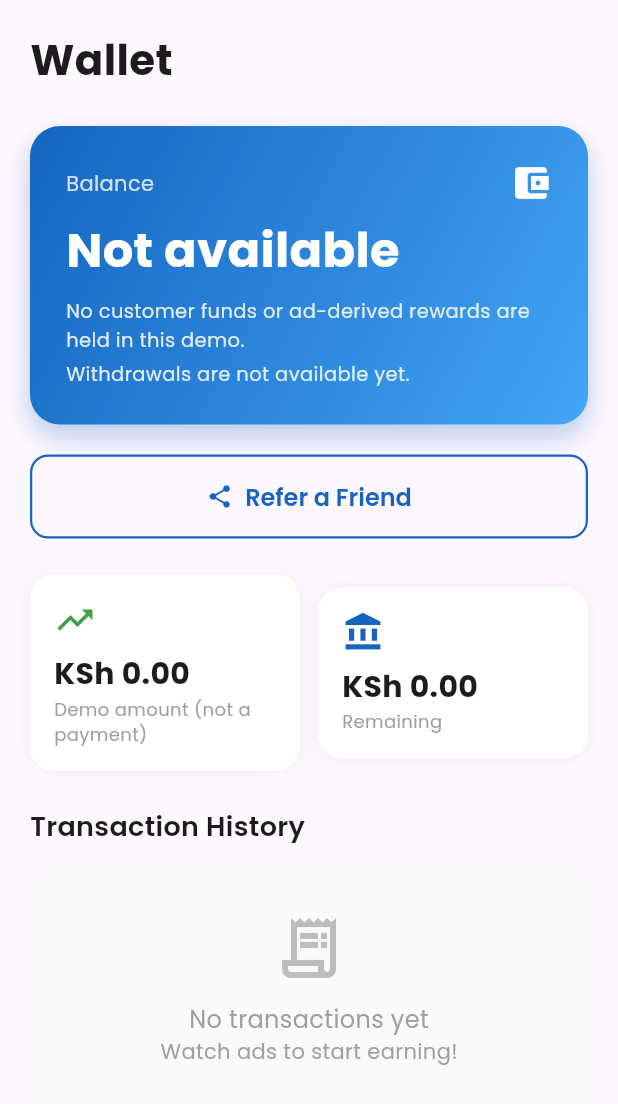
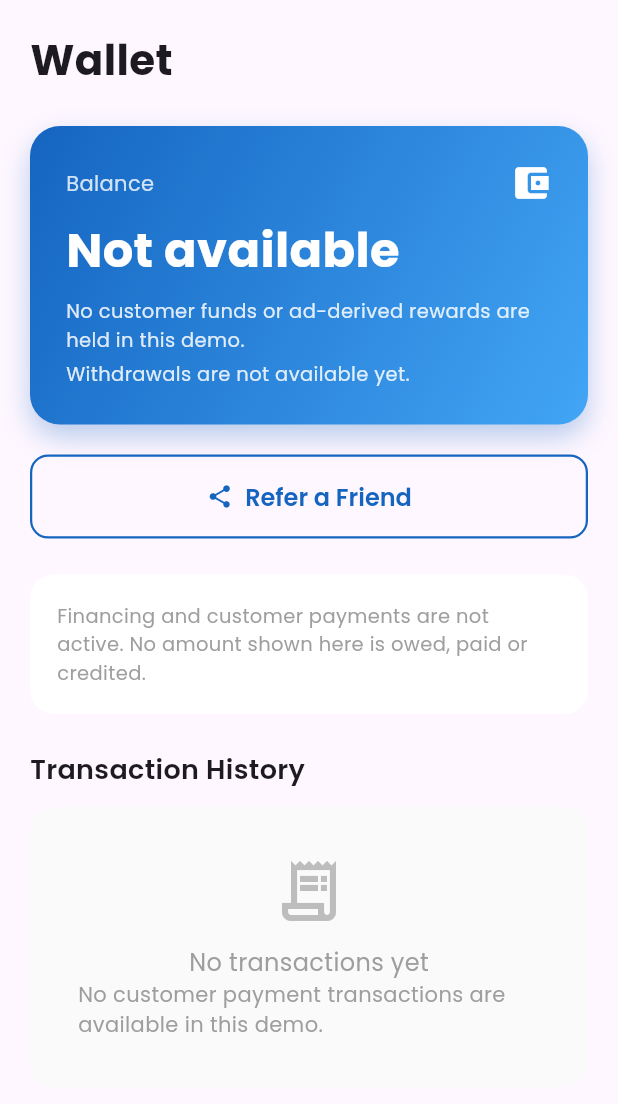
Before and after one commit to murithiian24-Avaru/Ian-Ndung-u-Muriithi, a Flutter app: the WalletScreen screen opened directly, on a phone screen of 412 x 824 dp. Shown: the top 1104 px of the screen. Run offline on Flutter 3.47's test engine with Material 3 defaults, Android fonts, the phone set to English and light mode, and no system bars; our stand-ins replace cloud_firestore, cloud_functions, firebase_auth, firebase_core, flutter_animate, google_fonts and 3 more; accounts and stored records are empty; generated files the repository leaves out were written again; statements that could not run were skipped.

Commit message:
feat(adlease): remove simulated ownership balance from wallet

```diff
--- a/adlease/lib/screens/wallet/wallet_screen.dart
+++ b/adlease/lib/screens/wallet/wallet_screen.dart
@@ -166,88 +166,19 @@ class WalletScreen extends StatelessWidget {
     );
   }
 
-  // Simulated phone-ownership progress (no cash earnings or withdrawals).
+  // There is no customer balance or financing repayment view in this demo.
   Widget _buildEarningsOverview(BuildContext context, bool isDark) {
-    final l = AppLocalizations.of(context)!;
-    final ownership = context.watch<OwnershipProvider>();
-    return Row(
-      children: [
-        Expanded(
-          child: Container(
-            padding: const EdgeInsets.all(16),
-            decoration: BoxDecoration(
-              color: isDark ? const Color(0xFF1E1E2E) : Colors.white,
-              borderRadius: BorderRadius.circular(16),
-              boxShadow: [
-                BoxShadow(
-                  color: Colors.black.withValues(alpha: 0.05),
-                  blurRadius: 10,
-                ),
-              ],
-            ),
-            child: Column(
-              crossAxisAlignment: CrossAxisAlignment.start,
-              children: [
-                Icon(
-                  Icons.trending_up,
-                  color: AdLeaseTheme.successGreen,
-                  size: 28,
-                ),
-                const SizedBox(height: 8),
-                Text(
-                  formatKsh(ownership.currentOwnership?.amountPaid ?? 0),
-                  style: GoogleFonts.poppins(
-                    fontSize: 20,
-                    fontWeight: FontWeight.bold,
-                  ),
-                ),
-                Text(
-                  l.appliedToPhone,
-                  style: GoogleFonts.poppins(fontSize: 12, color: Colors.grey),
-                ),
-              ],
-            ),
-          ),
-        ),
-        const SizedBox(width: 12),
-        Expanded(
-          child: Container(
-            padding: const EdgeInsets.all(16),
-            decoration: BoxDecoration(
-              color: isDark ? const Color(0xFF1E1E2E) : Colors.white,
-              borderRadius: BorderRadius.circular(16),
-              boxShadow: [
-                BoxShadow(
-                  color: Colors.black.withValues(alpha: 0.05),
-                  blurRadius: 10,
-                ),
-              ],
-            ),
-            child: Column(
-              crossAxisAlignment: CrossAxisAlignment.start,
-              children: [
-                Icon(
-                  Icons.account_balance,
-                  color: AdLeaseTheme.primaryBlue,
-                  size: 28,
-                ),
-                const SizedBox(height: 8),
-                Text(
-                  formatKsh(ownership.remainingAmount),
-                  style: GoogleFonts.poppins(
-                    fontSize: 20,
-                    fontWeight: FontWeight.bold,
-                  ),
-                ),
-                Text(
-                  l.remaining,
-                  style: GoogleFonts.poppins(fontSize: 12, color: Colors.grey),
-                ),
-              ],
-            ),
-          ),
-        ),
-      ],
+    return Container(
+      width: double.infinity,
+      padding: const EdgeInsets.all(18),
+      decoration: BoxDecoration(
+        color: isDark ? const Color(0xFF1E1E2E) : Colors.white,
+        borderRadius: BorderRadius.circular(16),
+      ),
+      child: Text(
+        'Financing and customer payments are not active. No amount shown here is owed, paid or credited.',
+        style: GoogleFonts.poppins(fontSize: 13, color: Colors.grey),
+      ),
     );
   }
 
@@ -281,7 +212,7 @@ class WalletScreen extends StatelessWidget {
                   style: GoogleFonts.poppins(fontSize: 16, color: Colors.grey),
                 ),
                 Text(
-                  'Watch ads to start earning!',
+                  'No customer payment transactions are available in this demo.',
                   style: GoogleFonts.poppins(
                     fontSize: 14,
                     color: Colors.grey.shade500,
```
